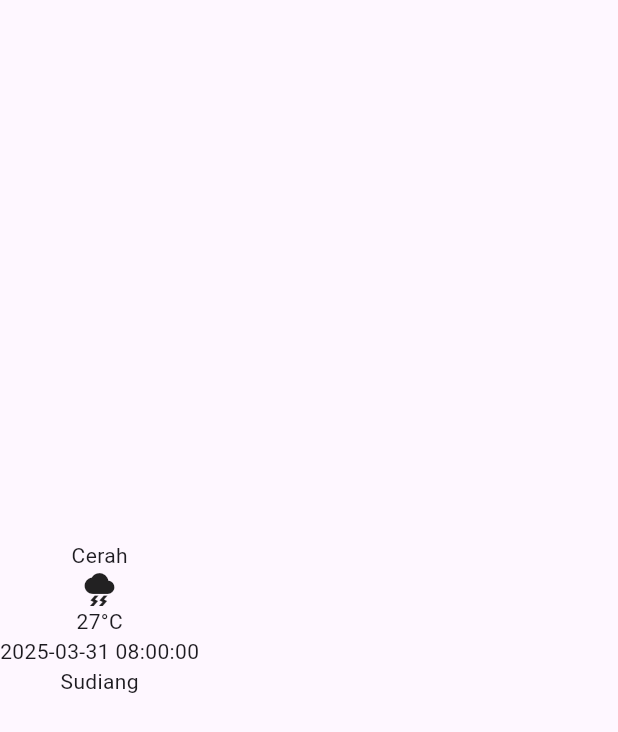
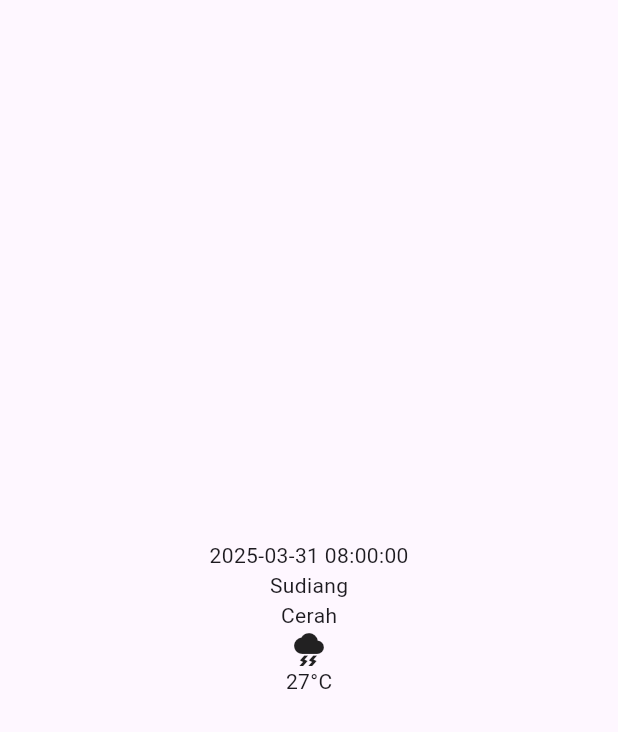
Before and after one commit to fakhri-rasyad/bmkg_weather, a Flutter app: the HomeScreen screen opened directly, on a phone screen of 412 x 824 dp. Shown: the top 732 px of the screen. Run offline on Flutter 3.47's test engine with Material 3 defaults, Android fonts, the phone set to English and light mode, and no system bars.

Commit message:
feat: HomeScreen component creation

```diff
--- a/lib/main.dart
+++ b/lib/main.dart
@@ -1,3 +1,4 @@
+import 'package:bmkg_weather/presentation/home/widget/HomeScreen.dart';
 import 'package:flutter/material.dart';
 
 void main() {
@@ -31,7 +32,7 @@
         colorScheme: ColorScheme.fromSeed(seedColor: Colors.deepPurple),
         useMaterial3: true,
       ),
-      home: const MyHomePage(title: 'Flutter Demo Home Page'),
+      home: const HomeScreen(),
     );
   }
 }
--- a/lib/presentation/home/widget/HomeScreen.dart
+++ b/lib/presentation/home/widget/HomeScreen.dart
@@ -6,12 +6,14 @@ class HomeScreen extends StatelessWidget {
   @override
   Widget build(BuildContext context) {
     return const Scaffold(
-      body: Column(
-        mainAxisAlignment: MainAxisAlignment.center,
-        children: [
-          CurrentWeatherCard(weatherImage: "TEST", weatherDesc: "Cerah", weatherTemp: 27),
-          CurrentWeatherTitle(date: "2025-03-31 08:00:00", location: "Sudiang")
-        ],
+      body: Center(
+        child: Column(
+          mainAxisSize: MainAxisSize.min,
+          children: [
+            CurrentWeatherTitle(date: "2025-03-31 08:00:00", location: "Sudiang"),
+            CurrentWeatherCard(weatherImage: "TEST", weatherDesc: "Cerah", weatherTemp: 27),
+          ],
+        ),
       ),
     );
   }
```
